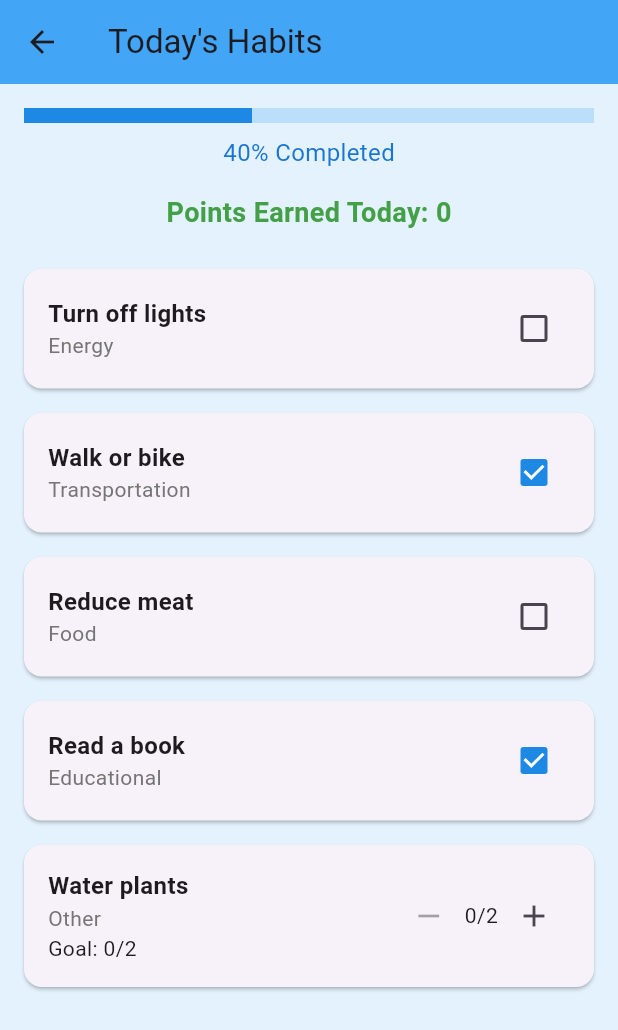
After one commit to malzaher1/project-sw, a Flutter app: the DailyHabitTrackerScreen screen opened by its route, after a tap on the "remove" icon, on a phone screen of 412 x 824 dp. The commit adds this screen. Shown: the top 1030 px of the screen. Run offline on Flutter 3.47's test engine with Material 3 defaults, Android fonts, the phone set to English and light mode, and no system bars; our stand-ins replace firebase_auth, firebase_core; accounts and stored records are empty.

Commit message:
daily habit tracker

```diff
--- a/lib/main.dart
+++ b/lib/main.dart
@@ -3,6 +3,7 @@ import 'package:project/views/screens/auth/login_screen.dart';
 import 'package:flutter/material.dart';
 import 'package:firebase_core/firebase_core.dart';
 import 'package:project/views/screens/habits/add_custom_habit_screen.dart';
+import 'package:project/views/screens/habits/daily_habit_tracker_screen.dart';
 import 'firebase_options.dart';
 import 'package:project/views/screens/habits/habit_selection_screen.dart';
 
@@ -35,7 +36,7 @@ class MyApp extends StatelessWidget {
         '/login': (context) => LoginScreen(), // Define the login route (optional as it's the home)
         '/habit_selection': (context) => HabitSelectionScreen(),
         '/add_custom_habit': (context) => AddCustomHabitScreen(), // Add this line
-        '/daily_tracker': (context) => Placeholder(),
+        '/daily_tracker': (context) => DailyHabitTrackerScreen(),
 
       },
     );
--- /dev/null
+++ b/lib/views/screens/habits/daily_habit_tracker_screen.dart
@@ -0,0 +1,167 @@
+import 'package:flutter/material.dart';
+
+class DailyHabitTrackerScreen extends StatefulWidget {
+  @override
+  _DailyHabitTrackerScreenState createState() => _DailyHabitTrackerScreenState();
+}
+
+class _DailyHabitTrackerScreenState extends State<DailyHabitTrackerScreen> {
+  // Sample data for today's habits (replace with actual data fetched from Firebase)
+  final List<Habit> _todaysHabits = [
+    Habit(name: 'Turn off lights', category: 'Energy', isCompleted: false),
+    Habit(name: 'Walk or bike', category: 'Transportation', isCompleted: true),
+    Habit(name: 'Reduce meat', category: 'Food', isCompleted: false),
+    Habit(name: 'Read a book', category: 'Educational', isCompleted: true),
+    Habit(name: 'Water plants', category: 'Other', isCompleted: false, goalCount: 2, progress: 1), // Example with count goal
+  ];
+
+  int _completedHabitsCount = 0;
+  int _totalHabitsCount = 0;
+  int _pointsEarnedToday = 0;
+
+  @override
+  void initState() {
+    super.initState();
+    _calculateProgress();
+  }
+
+  void _toggleHabitCompletion(int index, bool? newValue) {
+    if (newValue != null) {
+      setState(() {
+        _todaysHabits[index].isCompleted = newValue;
+        _calculateProgress();
+        // TODO: Update points based on habit completion (we'll define point values later)
+        _pointsEarnedToday = _todaysHabits.where((habit) => habit.isCompleted).length * 10; // Example: 10 points per completed habit
+      });
+      print('Habit "${_todaysHabits[index].name}" completed: $newValue, Points: $_pointsEarnedToday');
+      // TODO: Save the updated habit completion status to Firebase
+    }
+  }
+
+  void _updateCountProgress(int index, int newProgress) {
+    setState(() {
+      _todaysHabits[index].progress = newProgress;
+      _calculateProgress();
+      // TODO: Update points based on count goal completion
+      if (_todaysHabits[index].progress == _todaysHabits[index].goalCount) {
+        _pointsEarnedToday += 15; // Example: Award points on reaching count goal
+      }
+    });
+    print('Habit "${_todaysHabits[index].name}" progress: $newProgress, Points: $_pointsEarnedToday');
+    // TODO: Save the updated count progress to Firebase
+  }
+
+  void _calculateProgress() {
+    _completedHabitsCount = _todaysHabits.where((habit) => habit.isCompleted || (habit.goalCount != null && habit.progress == habit.goalCount)).length;
+    _totalHabitsCount = _todaysHabits.length;
+  }
+
+  double get _completionPercentage => _totalHabitsCount > 0 ? _completedHabitsCount / _totalHabitsCount : 0.0;
+
+  @override
+  Widget build(BuildContext context) {
+    return Scaffold(
+      appBar: AppBar(
+        title: Text('Today\'s Habits'),
+        backgroundColor: Colors.blue.shade400,
+      ),
+      body: Column(
+        children: <Widget>[
+          Padding(
+            padding: const EdgeInsets.all(16.0),
+            child: Column(
+              children: <Widget>[
+                LinearProgressIndicator(
+                  value: _completionPercentage,
+                  backgroundColor: Colors.blue.shade100,
+                  valueColor: AlwaysStoppedAnimation<Color>(Colors.blue.shade600),
+                  minHeight: 10.0,
+                ),
+                SizedBox(height: 8.0),
+                Text(
+                  '${(_completionPercentage * 100).toStringAsFixed(0)}% Completed',
+                  style: TextStyle(fontSize: 16.0, color: Colors.blue.shade700),
+                ),
+                SizedBox(height: 16.0),
+                Text(
+                  'Points Earned Today: $_pointsEarnedToday',
+                  style: TextStyle(fontSize: 18.0, fontWeight: FontWeight.bold, color: Colors.green.shade600),
+                ),
+              ],
+            ),
+          ),
+          Expanded(
+            child: ListView.builder(
+              itemCount: _todaysHabits.length,
+              itemBuilder: (context, index) {
+                final habit = _todaysHabits[index];
+                return Card(
+                  margin: EdgeInsets.symmetric(horizontal: 16.0, vertical: 8.0),
+                  child: Padding(
+                    padding: const EdgeInsets.all(16.0),
+                    child: Row(
+                      mainAxisAlignment: MainAxisAlignment.spaceBetween,
+                      children: <Widget>[
+                        Expanded(
+                          child: Column(
+                            crossAxisAlignment: CrossAxisAlignment.start,
+                            children: <Widget>[
+                              Text(
+                                habit.name,
+                                style: TextStyle(fontSize: 16.0, fontWeight: FontWeight.bold),
+                              ),
+                              if (habit.category != null)
+                                Text(
+                                  habit.category!,
+                                  style: TextStyle(color: Colors.grey.shade600),
+                                ),
+                              if (habit.goalCount != null)
+                                Text('Goal: ${habit.progress}/${habit.goalCount}'),
+                            ],
+                          ),
+                        ),
+                        if (habit.goalCount == null)
+                          Checkbox(
+                            value: habit.isCompleted,
+                            onChanged: (bool? newValue) => _toggleHabitCompletion(index, newValue),
+                            activeColor: Colors.blue.shade600,
+                          )
+                        else
+                          Row(
+                            mainAxisSize: MainAxisSize.min,
+                            children: <Widget>[
+                              IconButton(
+                                icon: Icon(Icons.remove),
+                                onPressed: habit.progress > 0 ? () => _updateCountProgress(index, habit.progress - 1) : null,
+                              ),
+                              Text('${habit.progress}/${habit.goalCount}'),
+                              IconButton(
+                                icon: Icon(Icons.add),
+                                onPressed: (habit.goalCount != null && habit.progress < habit.goalCount!) ? () => _updateCountProgress(index, habit.progress + 1): null,
+                                ),
+                            ],
+                          ),
+                      ],
+                    ),
+                  ),
+                );
+              },
+            ),
+          ),
+        ],
+      ),
+      backgroundColor: Colors.blue.shade50,
+    );
+  }
+}
+
+// Simple data model for a Habit
+class Habit {
+  final String name;
+  final String? category;
+  bool isCompleted;
+  final int? goalCount;
+  int progress;
+
+  Habit({required this.name, this.category, this.isCompleted = false, this.goalCount, this.progress = 0});
+}
--- a/lib/views/screens/habits/habit_selection_screen.dart
+++ b/lib/views/screens/habits/habit_selection_screen.dart
@@ -30,9 +30,9 @@ class _HabitSelectionScreenState extends State<HabitSelectionScreen> {
 
   void _proceedToDailyTracker() {
   if (_selectedHabits.isNotEmpty) {
-      // TODO: Save selected habits to Firebase and navigate to Daily Tracker
+    // TODO: Save selected habits to Firebase for the user's daily tracking
     print('Proceeding with selected habits: $_selectedHabits');
-      Navigator.pushReplacementNamed(context, '/daily_tracker'); // We'll define this route later
+    Navigator.pushReplacementNamed(context, '/daily_tracker');
   } else {
     ScaffoldMessenger.of(context).showSnackBar(
       SnackBar(content: Text('Please select at least one habit to continue.')),
```
Also changed, not shown: lib/views/screens/profile/profile_screen.dart (added). Lines whose indentation alone changed are shown as unchanged.
